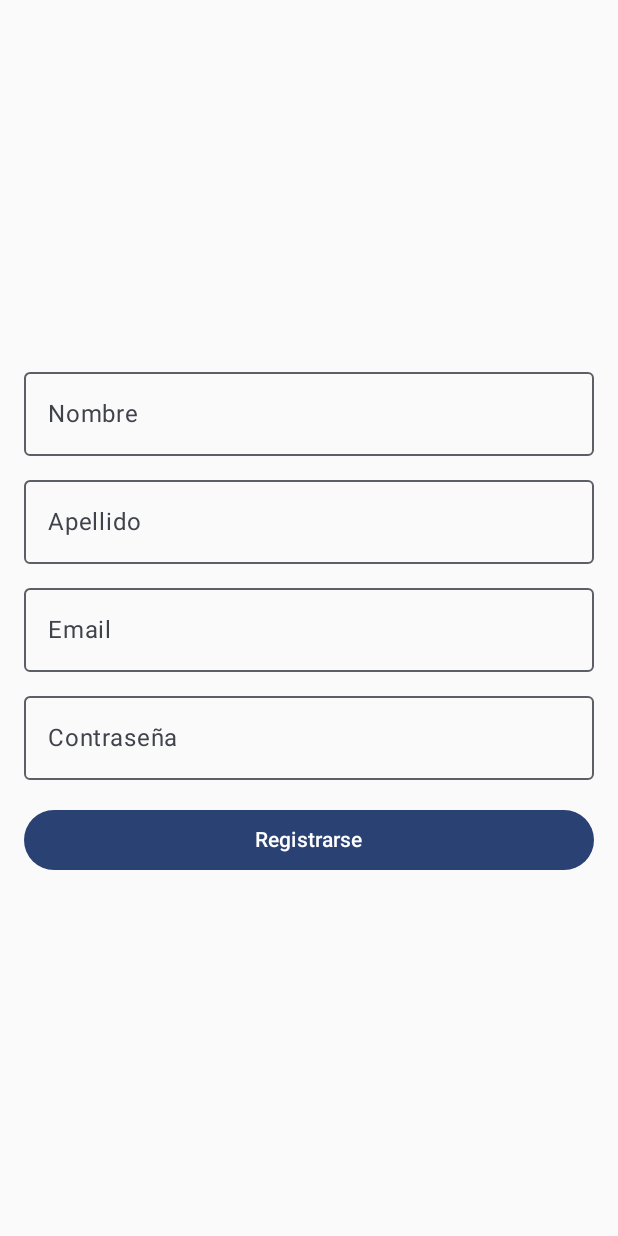
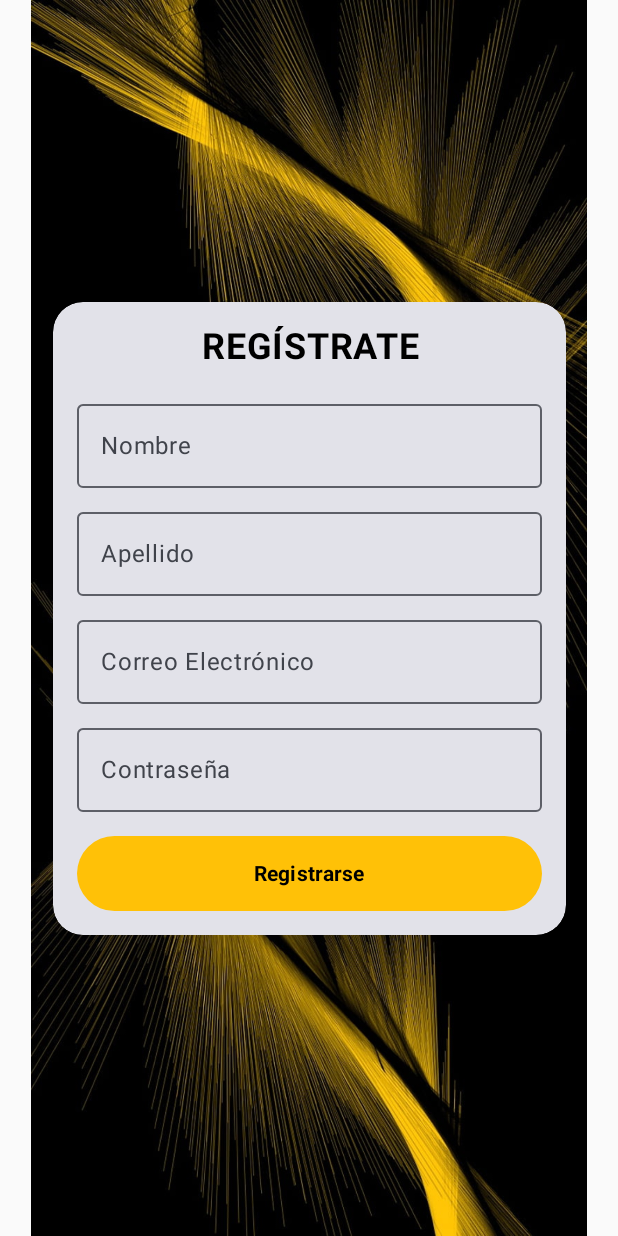
Before and after one commit to LaTruchaEspacial/TShirtShop, an Android app built with Jetpack Compose: the RegisterActivity screen opened directly, with no data from a screen before it, on a phone screen of 412 x 824 dp. Run offline under Robolectric (Android 15) with nearby library versions, the phone set to English and light mode, and no system bars; our stand-ins replace Firebase (no records; nobody signed in at launch, a user with empty details on screens opened directly).

Commit message:
Estilos de la pagina de registros

```diff
--- a/app/src/main/java/crm/t_shirtshop/comun_screens/RegisterActivity.kt
+++ b/app/src/main/java/crm/t_shirtshop/comun_screens/RegisterActivity.kt
@@ -5,17 +5,29 @@ import android.os.Bundle
 import android.widget.Toast
 import androidx.activity.ComponentActivity
 import androidx.activity.compose.setContent
+import androidx.compose.foundation.Image
+import androidx.compose.foundation.background
 import androidx.compose.foundation.layout.*
+import androidx.compose.foundation.shape.RoundedCornerShape
 import androidx.compose.material3.Button
+import androidx.compose.material3.ButtonDefaults
 import androidx.compose.material3.OutlinedTextField
 import androidx.compose.material3.Text
 import androidx.compose.runtime.*
 import androidx.compose.ui.Alignment
 import androidx.compose.ui.Modifier
+import androidx.compose.ui.draw.clip
+import androidx.compose.ui.graphics.Brush
+import androidx.compose.ui.graphics.Color
+import androidx.compose.ui.res.painterResource
 import androidx.compose.ui.unit.dp
+import androidx.compose.ui.unit.sp
+import androidx.compose.ui.text.font.FontWeight
+import androidx.compose.ui.text.style.TextAlign
 import crm.t_shirtshop.auth.Auth
 import crm.t_shirtshop.client_screens.HomeActivity
 import crm.t_shirtshop.ui.theme.TShirtShopTheme
+import crm.t_shirtshop.R
 
 class RegisterActivity : ComponentActivity() {
 
@@ -41,7 +53,6 @@ class RegisterActivity : ComponentActivity() {
         }
     }
 }
-
 @Composable
 fun RegisterScreen(onRegister: (String, String, String, String) -> Unit) {
     var email by remember { mutableStateOf("") }
@@ -49,46 +60,101 @@ fun RegisterScreen(onRegister: (String, String, String, String) -> Unit) {
     var nombre by remember { mutableStateOf("") }
     var apellido by remember { mutableStateOf("") }
 
+    // Imagen de fondo
+    Box(
+        modifier = Modifier
+            .fillMaxSize()
+    ) {
+        Image(
+            painter = painterResource(id = R.drawable.fondo4),
+            contentDescription = null,
+            modifier = Modifier.fillMaxSize()
+        )
+
+        // Tarjeta centrada con el formulario
+        Box(
+            modifier = Modifier
+                .fillMaxSize(),
+            contentAlignment = Alignment.Center
+        ) {
+            androidx.compose.material3.Card(
+                modifier = Modifier
+                    .padding(16.dp)
+                    .clip(RoundedCornerShape(20.dp))
+                    .fillMaxWidth(0.9f),
+                shape = RoundedCornerShape(20.dp),
+
+            ) {
                 Column(
                     modifier = Modifier
-            .fillMaxSize()
                         .padding(16.dp),
                     verticalArrangement = Arrangement.Center,
                     horizontalAlignment = Alignment.CenterHorizontally
                 ) {
+                    Text(
+                        text = "REGÍSTRATE",
+                        fontSize = 24.sp,
+                        fontWeight = FontWeight.Bold,
+                        color = Color.Black,
+                        textAlign = TextAlign.Center
+                    )
+                    Spacer(modifier = Modifier.height(16.dp))
+
                     OutlinedTextField(
                         value = nombre,
                         onValueChange = { nombre = it },
                         label = { Text("Nombre") },
-            modifier = Modifier.fillMaxWidth()
+                        modifier = Modifier
+                            .fillMaxWidth()
                     )
                     Spacer(modifier = Modifier.height(8.dp))
+
                     OutlinedTextField(
                         value = apellido,
                         onValueChange = { apellido = it },
                         label = { Text("Apellido") },
-            modifier = Modifier.fillMaxWidth()
+                        modifier = Modifier
+                            .fillMaxWidth()
                     )
                     Spacer(modifier = Modifier.height(8.dp))
+
                     OutlinedTextField(
                         value = email,
                         onValueChange = { email = it },
-            label = { Text("Email") },
-            modifier = Modifier.fillMaxWidth()
+                        label = { Text("Correo Electrónico") },
+                        modifier = Modifier
+                            .fillMaxWidth()
+
                     )
                     Spacer(modifier = Modifier.height(8.dp))
+
                     OutlinedTextField(
                         value = password,
                         onValueChange = { password = it },
                         label = { Text("Contraseña") },
-            modifier = Modifier.fillMaxWidth()
+                        modifier = Modifier
+                            .fillMaxWidth()
+
                     )
                     Spacer(modifier = Modifier.height(16.dp))
+
                     Button(
                         onClick = { onRegister(email, password, nombre, apellido) },
-            modifier = Modifier.fillMaxWidth()
+                        colors = ButtonDefaults.buttonColors(containerColor = Color(0xFFFFC107)),
+                        modifier = Modifier
+                            .fillMaxWidth()
+                            .height(50.dp)
+                            .clip(RoundedCornerShape(20.dp))
+
                     ) {
-            Text("Registrarse")
+                        Text(
+                            text = "Registrarse",
+                            color = Color.Black,
+                            fontWeight = FontWeight.Bold
+                        )
                     }
                 }
             }
+        }
+    }
+}
--- a/app/src/main/res/values/themes.xml
+++ b/app/src/main/res/values/themes.xml
@@ -1,5 +1,6 @@
 <?xml version="1.0" encoding="utf-8"?>
-<resources>
+<resources >
+    <style name="Theme.TShirtShop" parent="android:Theme.Material.Light.NoActionBar">
 
-    <style name="Theme.TShirtShop" parent="android:Theme.Material.Light.NoActionBar" />
+    </style>
 </resources>
```
Also changed, not shown: app/src/main/res/drawable/fondo4.jpg (added). Lines whose indentation alone changed are shown as unchanged.
